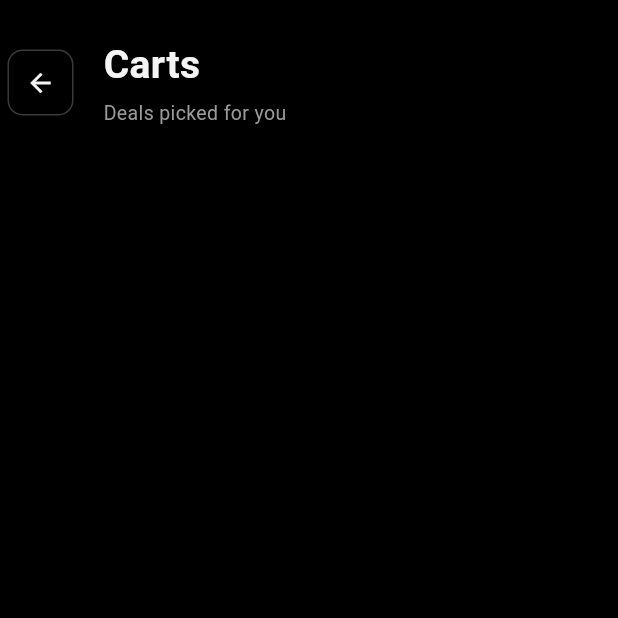
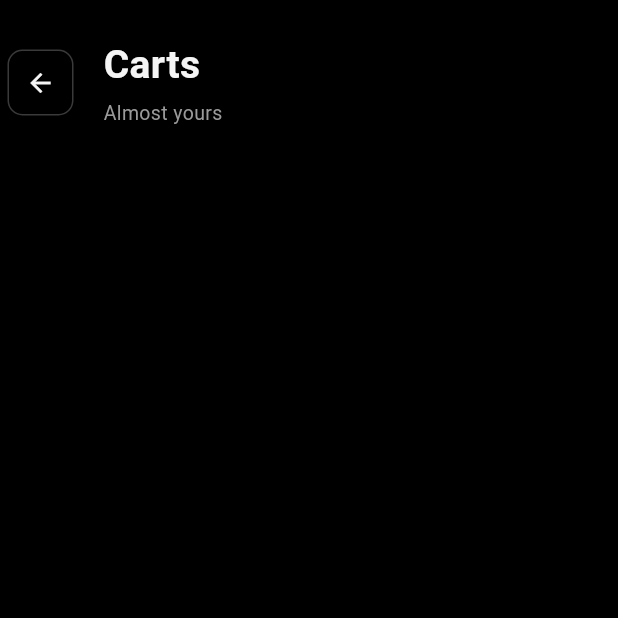
Before and after one commit to Cyanide07x/Cynx_Kage, a Flutter app: the CartScreen screen opened directly, on a phone screen of 412 x 824 dp, the top half of it. Run offline on Flutter 3.47's test engine with Material 3 defaults, Android fonts, the phone set to English and light mode, and no system bars; our stand-ins replace flutter_svg, shared_preferences; accounts and stored records are empty.

Commit message:
Added sub titles for each screen

```diff
--- a/lib/screens/cart/cart_screen.dart
+++ b/lib/screens/cart/cart_screen.dart
@@ -55,7 +55,7 @@ Row(
           ),
           SizedBox(height: 4),
           Text(
-            'Deals picked for you',
+            'Almost yours',
             style: TextStyle(
               color: AppColors.textSecondary,
               fontSize: 13,
--- a/lib/screens/notifications/notification_screen.dart
+++ b/lib/screens/notifications/notification_screen.dart
@@ -55,7 +55,7 @@ Row(
           ),
           SizedBox(height: 4),
           Text(
-            'Your gear, your rules.',
+            'First to know, first to wear.',
             style: TextStyle(
               color: AppColors.textSecondary,
               fontSize: 13,
--- a/lib/screens/offers/offers_screen.dart
+++ b/lib/screens/offers/offers_screen.dart
@@ -55,7 +55,7 @@ Row(
           ),
           SizedBox(height: 4),
           Text(
-            'Deals picked for you',
+            'Deals made for movers.',
             style: TextStyle(
               color: AppColors.textSecondary,
               fontSize: 13,
```
